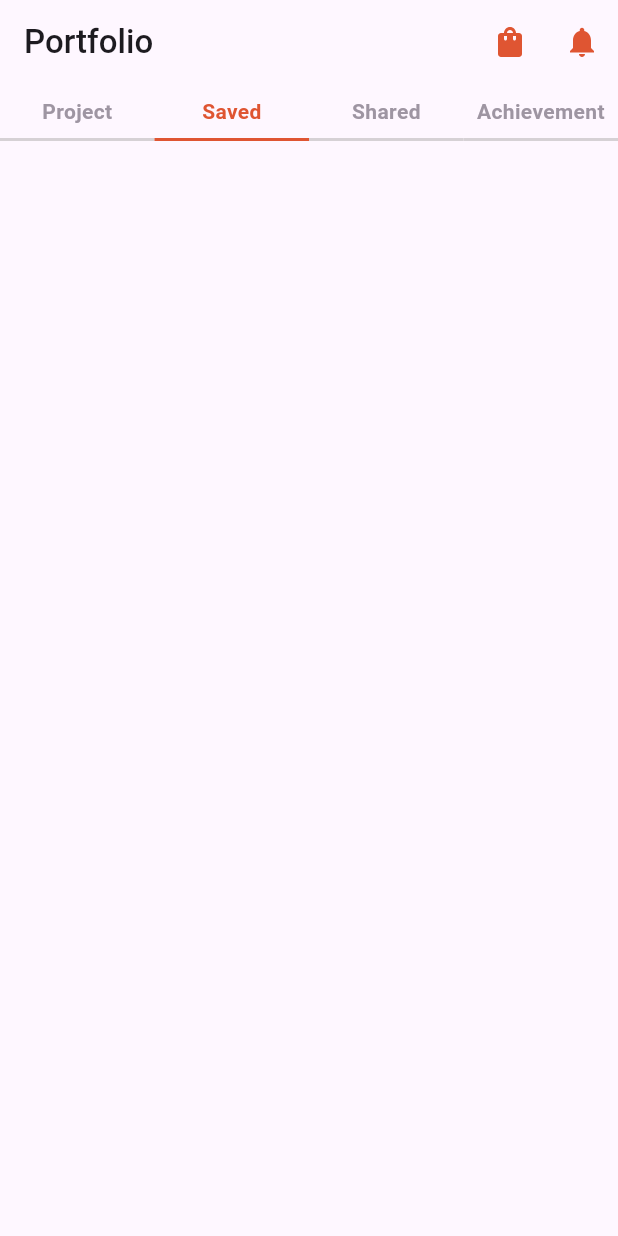
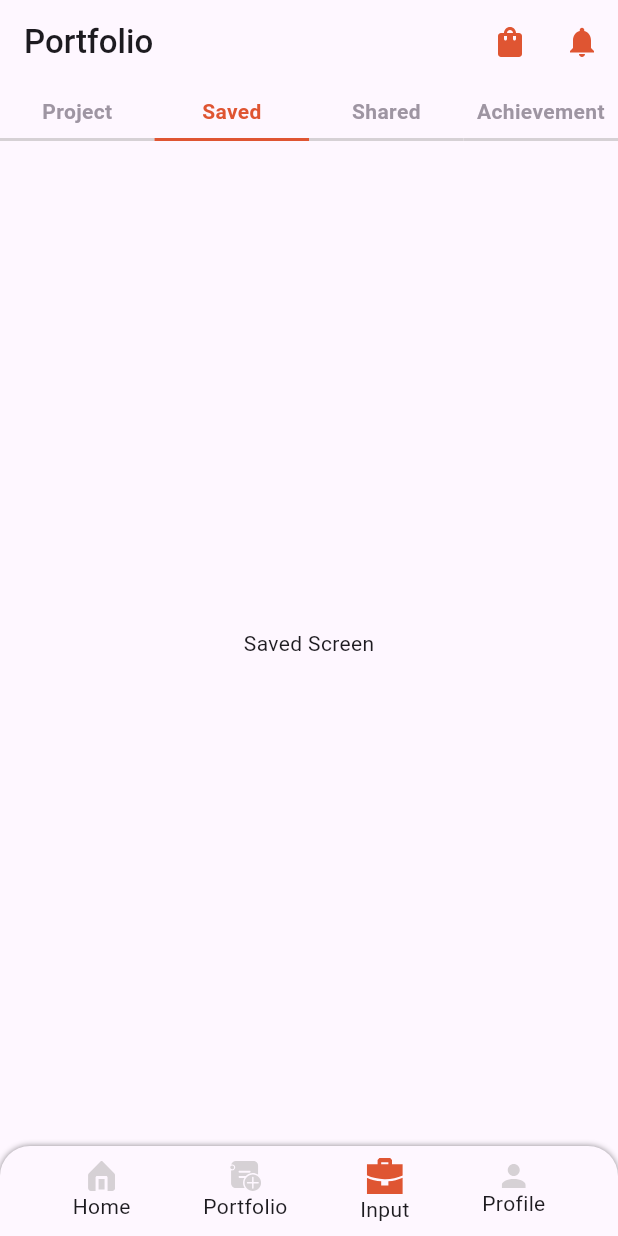
Before and after one commit to tapoban123/yoliday-internship-assignment, a Flutter app: the screen it shows after launch, after a tap on "Saved", on a phone screen of 412 x 824 dp. Run offline on Flutter 3.47's test engine with Material 3 defaults, Android fonts, the phone set to English and light mode, and no system bars; our stand-ins replace flutter_svg.

Commit message:
Implemented BottomNavProvider

```diff
--- a/assignment_app/lib/home_screen.dart
+++ b/assignment_app/lib/home_screen.dart
@@ -1,5 +1,10 @@
 import 'package:assignment_app/custom_colors.dart';
-import 'package:assignment_app/tab_provider.dart';
+import 'package:assignment_app/screens/achievement_screen.dart';
+import 'package:assignment_app/screens/projects_screen.dart';
+import 'package:assignment_app/screens/saved_screen.dart';
+import 'package:assignment_app/screens/shared_screen.dart';
+import 'package:assignment_app/providers/tab_provider.dart';
+import 'package:assignment_app/widgets/bottom_nav_bar.dart';
 import 'package:flutter/material.dart';
 import 'package:flutter_svg/svg.dart';
 import 'package:provider/provider.dart';
@@ -36,6 +41,7 @@ class _HomeScreenState extends State<HomeScreen>
           ),
         ],
       ),
+      bottomNavigationBar: BottomNavBar(),
       body: Consumer<TabProvider>(
         builder:
             (context, tabProvider, child) => Column(
@@ -80,6 +86,17 @@ class _HomeScreenState extends State<HomeScreen>
                     ),
                   ),
                 ),
+                Expanded(
+                  child: IndexedStack(
+                    index: tabProvider.tabNumber,
+                    children: [
+                      ProjectsScreen(),
+                      SavedScreen(),
+                      SharedScreen(),
+                      AchievementScreen(),
+                    ],
+                  ),
+                ),
               ],
             ),
       ),
--- a/assignment_app/lib/main.dart
+++ b/assignment_app/lib/main.dart
@@ -1,5 +1,6 @@
 import 'package:assignment_app/home_screen.dart';
-import 'package:assignment_app/tab_provider.dart';
+import 'package:assignment_app/providers/bottom_nav_provider.dart';
+import 'package:assignment_app/providers/tab_provider.dart';
 import 'package:flutter/material.dart';
 import 'package:provider/provider.dart';
 
@@ -12,8 +13,11 @@ class MyApp extends StatelessWidget {
 
   @override
   Widget build(BuildContext context) {
-    return ChangeNotifierProvider(
-      create: (context) => TabProvider(),
+    return MultiProvider(
+      providers: [
+        ChangeNotifierProvider(create: (context) => TabProvider()),
+        ChangeNotifierProvider(create: (context) => BottomNavProvider()),
+      ],
       child: MaterialApp(
         title: 'Assignment App',
         debugShowCheckedModeBanner: false,
--- /dev/null
+++ b/assignment_app/lib/providers/bottom_nav_provider.dart
@@ -0,0 +1,11 @@
+import 'package:flutter/material.dart';
+
+class BottomNavProvider extends ChangeNotifier {
+  int _selectedButton = 0;
+  int get selectedOption => _selectedButton;
+
+  void changeOption(int option) {
+    _selectedButton = option;
+    notifyListeners();
+  }
+}
--- /dev/null
+++ b/assignment_app/lib/screens/achievement_screen.dart
@@ -0,0 +1,10 @@
+import 'package:flutter/material.dart';
+
+class AchievementScreen extends StatelessWidget {
+  const AchievementScreen({super.key});
+
+  @override
+  Widget build(BuildContext context) {
+    return Center(child: Text("Achievement Screen"));
+  }
+}
--- /dev/null
+++ b/assignment_app/lib/screens/projects_screen.dart
@@ -0,0 +1,49 @@
+import 'package:assignment_app/custom_colors.dart';
+import 'package:flutter/material.dart';
+
+class ProjectsScreen extends StatelessWidget {
+  const ProjectsScreen({super.key});
+
+  @override
+  Widget build(BuildContext context) {
+    return Padding(
+      padding: const EdgeInsets.symmetric(horizontal: 12.0).copyWith(top: 12),
+      child: Column(
+        children: [
+          TextField(
+            decoration: InputDecoration(
+              enabledBorder: OutlineInputBorder(
+                borderRadius: BorderRadius.circular(10),
+                borderSide: BorderSide(color: CustomColors.greyColor),
+              ),
+              focusedBorder: OutlineInputBorder(
+                borderRadius: BorderRadius.circular(10),
+                borderSide: BorderSide(color: CustomColors.greyColor),
+              ),
+              hintText: "Search a project",
+              hintStyle: TextStyle(color: CustomColors.textGreyColor),
+              suffixIconConstraints: BoxConstraints(),
+              suffixIcon: Padding(
+                padding: const EdgeInsets.only(right: 10.0),
+                child: Container(
+                  width: 28,
+                  height: 28,
+                  decoration: BoxDecoration(
+                    borderRadius: BorderRadius.circular(10),
+                    color: CustomColors.deepOrangeColor,
+                  ),
+                  child: Icon(Icons.search, color: Colors.white, size: 14),
+                ),
+              ),
+              contentPadding: EdgeInsets.symmetric(horizontal: 12),
+            ),
+            style: TextStyle(fontSize: 14),
+            onTapOutside: (event) {
+              FocusManager.instance.primaryFocus?.unfocus();
+            },
+          ),
+        ],
+      ),
+    );
+  }
+}
--- /dev/null
+++ b/assignment_app/lib/screens/saved_screen.dart
@@ -0,0 +1,10 @@
+import 'package:flutter/material.dart';
+
+class SavedScreen extends StatelessWidget {
+  const SavedScreen({super.key});
+
+  @override
+  Widget build(BuildContext context) {
+    return Center(child: Text("Saved Screen"));
+  }
+}
--- /dev/null
+++ b/assignment_app/lib/screens/shared_screen.dart
@@ -0,0 +1,10 @@
+import 'package:flutter/material.dart';
+
+class SharedScreen extends StatelessWidget {
+  const SharedScreen({super.key});
+
+  @override
+  Widget build(BuildContext context) {
+    return Center(child: Text("Shared Screen"));
+  }
+}
--- /dev/null
+++ b/assignment_app/lib/widgets/bottom_nav_bar.dart
@@ -0,0 +1,56 @@
+import 'package:assignment_app/providers/bottom_nav_provider.dart';
+import 'package:flutter/material.dart';
+import 'package:flutter_svg/svg.dart';
+import 'package:provider/provider.dart';
+
+class BottomNavBar extends StatefulWidget {
+  const BottomNavBar({super.key});
+
+  @override
+  State<BottomNavBar> createState() => _BottomNavBarState();
+}
+
+class _BottomNavBarState extends State<BottomNavBar> {
+  final List<Map<String, String>> icons = [
+    {"name": "Home", "image": "assets/images/Home svg.svg"},
+    {"name": "Portfolio", "image": "assets/images/Input svg.svg"},
+    {"name": "Input", "image": "assets/images/Portfolia svg.svg"},
+    {"name": "Profile", "image": "assets/images/Profile svg.svg"},
+  ];
+  @override
+  Widget build(BuildContext context) {
+    return Container(
+      height: 60,
+      width: double.infinity,
+      decoration: BoxDecoration(
+        borderRadius: BorderRadius.only(
+          topLeft: Radius.circular(20),
+          topRight: Radius.circular(20),
+        ),
+        color: Theme.of(context).scaffoldBackgroundColor,
+        boxShadow: [BoxShadow(color: Colors.black45, blurRadius: 3)],
+      ),
+      child: Consumer<BottomNavProvider>(
+        builder:
+            (context, bottomNavProvider, child) => Row(
+              mainAxisAlignment: MainAxisAlignment.spaceEvenly,
+              children: List.generate(
+                icons.length,
+                (index) => GestureDetector(
+                  onTap: () {
+                    bottomNavProvider.changeOption(index);
+                  },
+                  child: Column(
+                    mainAxisAlignment: MainAxisAlignment.center,
+                    children: [
+                      SvgPicture.asset(icons[index]["image"]!),
+                      Text(icons[index]["name"]!),
+                    ],
+                  ),
+                ),
+              ),
+            ),
+      ),
+    );
+  }
+}
```
Also changed, not shown: assignment_app/assets/images/Home svg.svg (added), assignment_app/assets/images/Input svg.svg (added), assignment_app/assets/images/Portfolia svg.svg (added), assignment_app/assets/images/Profile svg.svg (added), assignment_app/lib/providers/tab_provider.dart (renamed from assignment_app/lib/tab_provider.dart).
